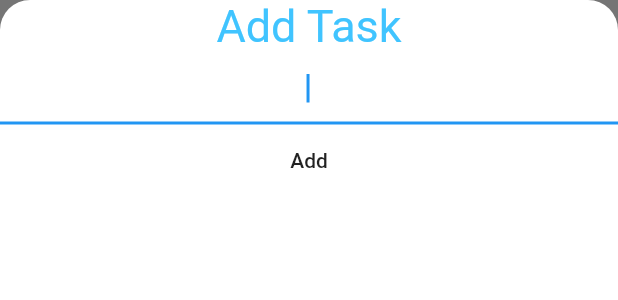
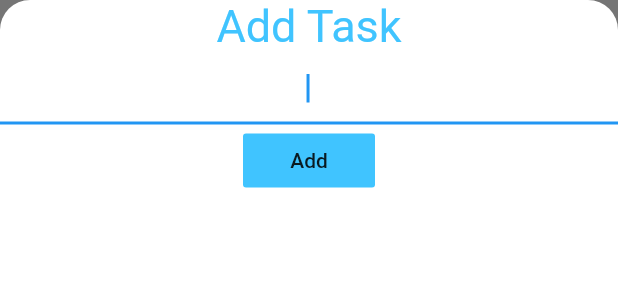
Before and after one commit to einnor/flutter-todoey, a Flutter app: the AddTaskScreen widget shown alone on an empty page, opened directly, on a phone screen of 412 x 824 dp. Shown: the top 300 px of the screen. Run offline on Flutter 3.47's test engine with Material 2 defaults, Android fonts, the phone set to English and light mode, and no system bars.

Commit message:
Style the flat button

```diff
--- a/lib/screens/add_task_screen.dart
+++ b/lib/screens/add_task_screen.dart
@@ -33,8 +33,10 @@ class _AddTaskScreenState extends State<AddTaskScreen> {
             ),
             FlatButton(
               onPressed: () {},
+              color: Colors.lightBlueAccent,
               child: Text(
                 'Add',
+                style: TextStyle(),
               ),
             ),
           ],
```
